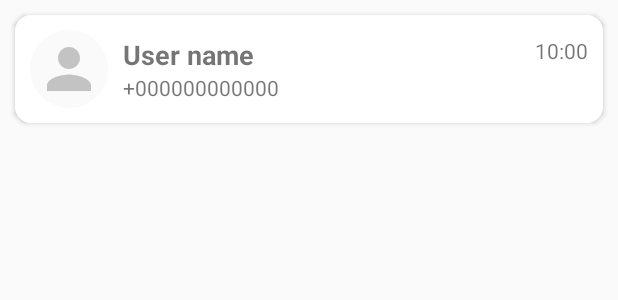
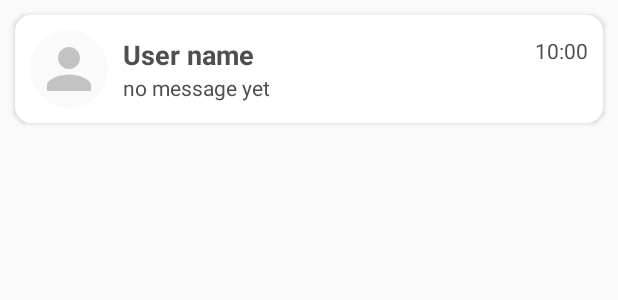
Before and after one commit to gauravVishwakarma071/ChatBox, an Android app: the layout recent_chat_recycler_row.xml on its own in the app's theme, with its tools: preview values and no code run, on a phone screen of 412 x 824 dp. Shown: the top 300 px of the screen. Run offline under Robolectric (Android 15) with nearby library versions, the phone set to English and light mode, and no system bars.

Commit message:
xvi final

```diff
--- a/app/src/main/java/com/example/chatbox/ChatActivity.java
+++ b/app/src/main/java/com/example/chatbox/ChatActivity.java
@@ -71,9 +71,10 @@ public class ChatActivity extends AppCompatActivity {
         });
 
         getOrCreateChatroomModel();
+        setupChatRecyclerView();
 
-        setupChatRecyclerView();
     }
+
     //set up chatRecyclerView
     void setupChatRecyclerView(){
         Query query = FirebaseUtil.getChatroomMessageReference(chatroomId)
@@ -136,4 +137,5 @@ public class ChatActivity extends AppCompatActivity {
             }
         });
     }
+
 }
--- a/app/src/main/java/com/example/chatbox/ChatRecentFrag.java
+++ b/app/src/main/java/com/example/chatbox/ChatRecentFrag.java
@@ -26,8 +26,7 @@ public class ChatRecentFrag extends Fragment {
     }
 
     @Override
-    public View onCreateView(LayoutInflater inflater, ViewGroup container,
-                             Bundle savedInstanceState) {
+    public View onCreateView(LayoutInflater inflater, ViewGroup container,Bundle savedInstanceState) {
         // Inflate the layout for this fragment
         View view = inflater.inflate(R.layout.fragment_chat_recent, container, false);
         recyclerView = view.findViewById(R.id.recycler_view);
@@ -39,7 +38,7 @@ public class ChatRecentFrag extends Fragment {
 
         //If matches the usernames it will return all the usernames.
         Query query = FirebaseUtil.allChatroomCollectionReference()
-                .whereArrayContains("userIds",FirebaseUtil.currentUserId())
+                .whereArrayContains("userId",FirebaseUtil.currentUserId())
                 .orderBy("lastMessageTimestamp",Query.Direction.DESCENDING);
 
         FirestoreRecyclerOptions<ChatroomModel> option = new FirestoreRecyclerOptions.Builder<ChatroomModel>()
--- a/app/src/main/res/layout/chat_message_recycler_row.xml
+++ b/app/src/main/res/layout/chat_message_recycler_row.xml
@@ -16,7 +16,7 @@
         <TextView
             android:layout_width="wrap_content"
             android:layout_height="wrap_content"
-
+            android:textIsSelectable="true"
             android:textColor="@color/white"
             android:textSize="18sp"
             android:id="@+id/left_chat_text_view"/>
@@ -35,7 +35,7 @@
         <TextView
             android:layout_width="wrap_content"
             android:layout_height="wrap_content"
-
+            android:textIsSelectable="true"
             android:textColor="@color/white"
             android:textSize="18sp"
             android:id="@+id/right_chat_text_view"/>
--- a/app/src/main/res/layout/recent_chat_recycler_row.xml
+++ b/app/src/main/res/layout/recent_chat_recycler_row.xml
@@ -27,12 +27,14 @@
                 android:layout_height="wrap_content"
                 tools:text="User name"
                 android:textSize="18sp"
+                android:textColor="@color/hint"
                 android:textStyle="bold"
                 android:id="@+id/user_name_text"/>
             <TextView
                 android:layout_width="wrap_content"
                 android:layout_height="wrap_content"
                 tools:text="10:00"
+                android:textColor="@color/hint"
                 android:layout_alignParentEnd="true"
                 android:layout_marginEnd="10dp"
                 android:id="@+id/last_message_time_text"/>
@@ -41,7 +43,8 @@
         <TextView
             android:layout_width="wrap_content"
             android:layout_height="wrap_content"
-            tools:text="+000000000000"
+            tools:text="no message yet"
+            android:textColor="@color/hint"
             android:id="@+id/last_message_text"/>
     </LinearLayout>
 </LinearLayout>
```
Also changed, not shown: app/src/main/java/com/example/chatbox/adapter/RecentChatRecyclerAdapter.java (+17 -2 lines), app/src/main/res/layout/activity_chat.xml (+6 -1 lines).
